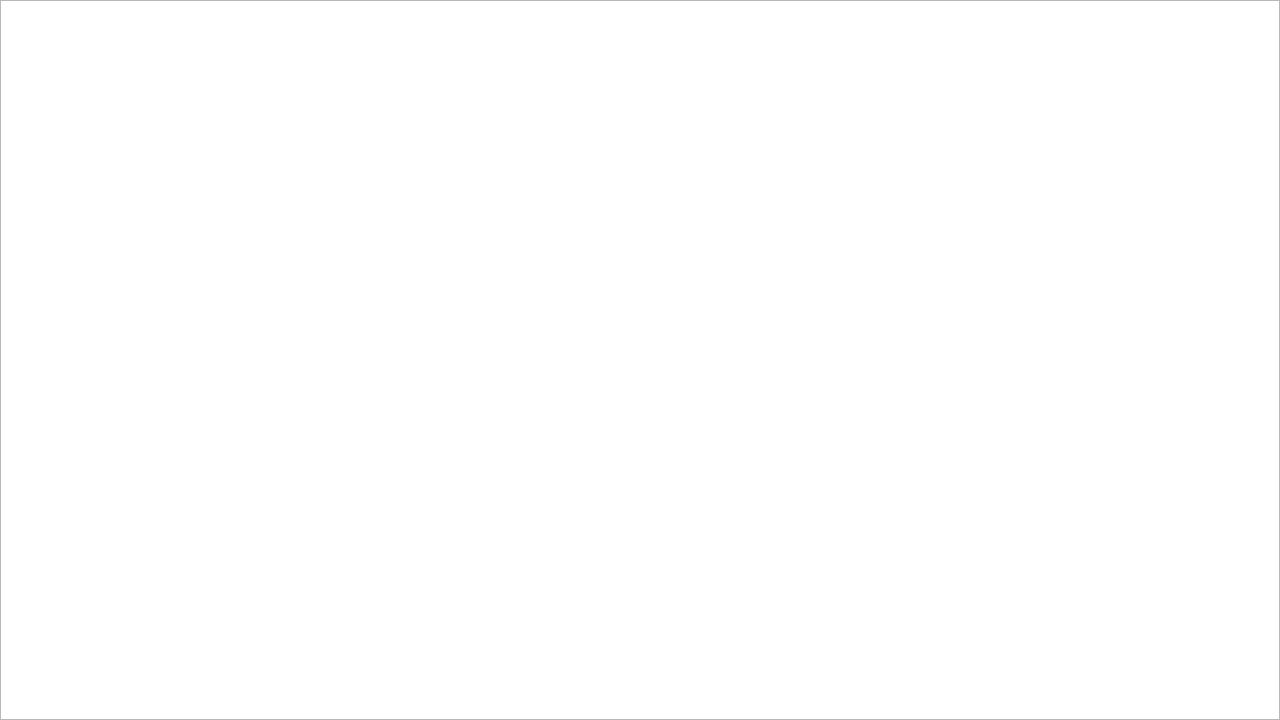
Old version of the form BOTT/widget.ui in the repository EugeneYarem/BOTT.
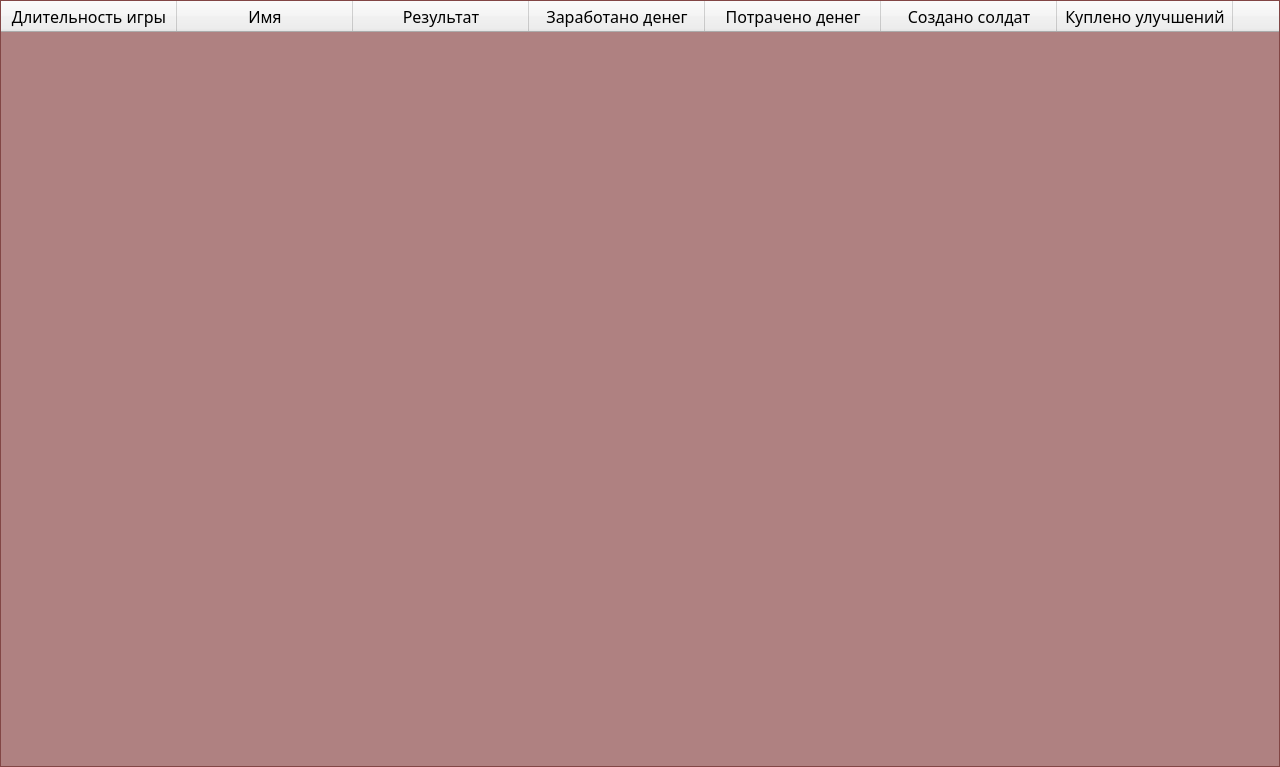
New version of the form. The open tabs and pages were chosen to show the change. Icons and pictures are not drawn.

What changed in the file:
```diff
--- a/BOTT/widget.ui
+++ b/BOTT/widget.ui
@@ -7,7 +7,7 @@
     <x>0</x>
     <y>0</y>
     <width>1280</width>
-    <height>720</height>
+    <height>767</height>
    </rect>
   </property>
   <property name="sizePolicy">
@@ -2350,17 +2350,107 @@
           </font>
          </property>
          <property name="styleSheet">
-          <string notr="true"/>
+          <string notr="true">QTableWidget{background: rgba(101, 5, 4, 120); color: white}</string>
+         </property>
+         <property name="horizontalScrollBarPolicy">
+          <enum>Qt::ScrollBarAlwaysOff</enum>
          </property>
          <property name="sortingEnabled">
           <bool>false</bool>
          </property>
+         <property name="columnCount">
+          <number>14</number>
+         </property>
          <attribute name="horizontalHeaderDefaultSectionSize">
           <number>176</number>
          </attribute>
          <attribute name="verticalHeaderDefaultSectionSize">
           <number>30</number>
          </attribute>
+         <column>
+          <property name="text">
+           <string>Длительность игры</string>
+          </property>
+          <property name="font">
+           <font>
+            <family>Century Gothic</family>
+            <pointsize>12</pointsize>
+           </font>
+          </property>
+         </column>
+         <column>
+          <property name="text">
+           <string>Имя</string>
+          </property>
+          <property name="font">
+           <font>
+            <family>Century Gothic</family>
+            <pointsize>12</pointsize>
+           </font>
+          </property>
+         </column>
+         <column>
+          <property name="text">
+           <string>Результат</string>
+          </property>
+          <property name="font">
+           <font>
+            <family>Century Gothic</family>
+            <pointsize>12</pointsize>
+           </font>
+          </property>
+         </column>
+         <column>
+          <property name="text">
+           <string>Заработано денег</string>
+          </property>
+          <property name="font">
+           <font>
+            <family>Century Gothic</family>
+            <pointsize>12</pointsize>
+           </font>
+          </property>
+         </column>
+         <column>
+          <property name="text">
+           <string>Потрачено денег</string>
+          </property>
+          <property name="font">
+           <font>
+            <family>Century Gothic</family>
+            <pointsize>12</pointsize>
+           </font>
+          </property>
+         </column>
+         <column>
+          <property name="text">
+           <string>Создано солдат</string>
+          </property>
+          <property name="font">
+           <font>
+            <family>Century Gothic</family>
+            <pointsize>12</pointsize>
+           </font>
+          </property>
+         </column>
+         <column>
+          <property name="text">
+           <string>Куплено улучшений</string>
+          </property>
+          <property name="font">
+           <font>
+            <family>Century Gothic</family>
+            <pointsize>12</pointsize>
+           </font>
+          </property>
+         </column>
+         <column/>
+         <column/>
+         <column/>
+         <column/>
+         <column/>
+         <column/>
+         <column/>
         </widget>
        </item>
       </layout>
```
Left out of the diff: 90 changed lines with no effect on the pictures.
